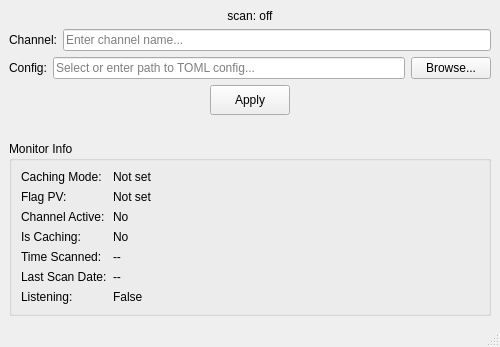
Old version of the form gui/scan_view.ui in the repository AdvancedPhotonSource/DashPVA.
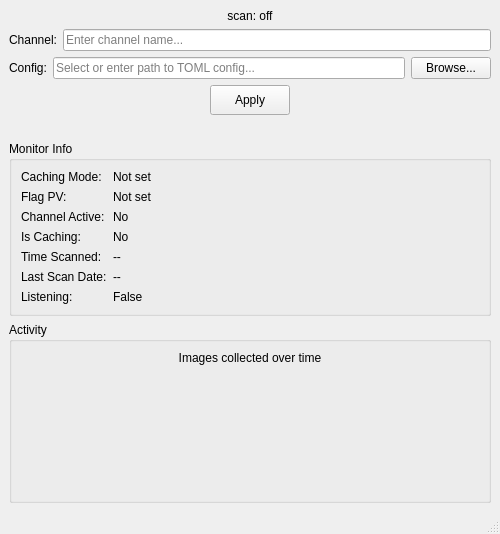
New version of the form.

Commit message: add: activity monitor to scan monitor

Patch:
```diff
--- a/gui/scan_view.ui
+++ b/gui/scan_view.ui
@@ -241,6 +241,36 @@
       </layout>
      </widget>
     </item>
+    <item>
+     <widget class="QGroupBox" name="groupBox_graph">
+      <property name="title">
+       <string>Activity</string>
+      </property>
+      <layout class="QVBoxLayout" name="verticalLayout_graph">
+       <item>
+        <widget class="QLabel" name="label_graph_title">
+         <property name="text">
+          <string>Images collected over time</string>
+         </property>
+         <property name="alignment">
+          <set>Qt::AlignCenter</set>
+         </property>
+        </widget>
+       </item>
+       <item>
+        <!-- Placeholder widget; replaced at runtime with a PyQtGraph PlotWidget -->
+        <widget class="QWidget" name="widget_graph">
+         <property name="minimumSize">
+          <size>
+           <width>200</width>
+           <height>120</height>
+          </size>
+         </property>
+        </widget>
+       </item>
+      </layout>
+     </widget>
+    </item>
     <item>
      <spacer name="verticalSpacerBottom">
       <property name="orientation">
```
The commit also changes 1 other file.
